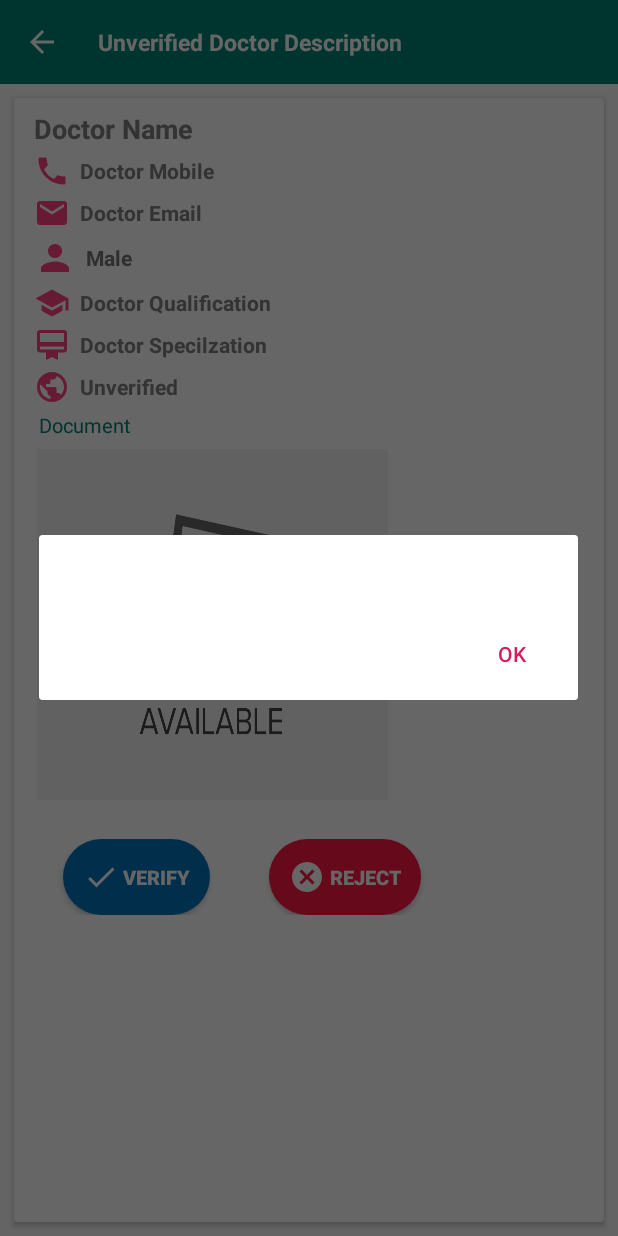
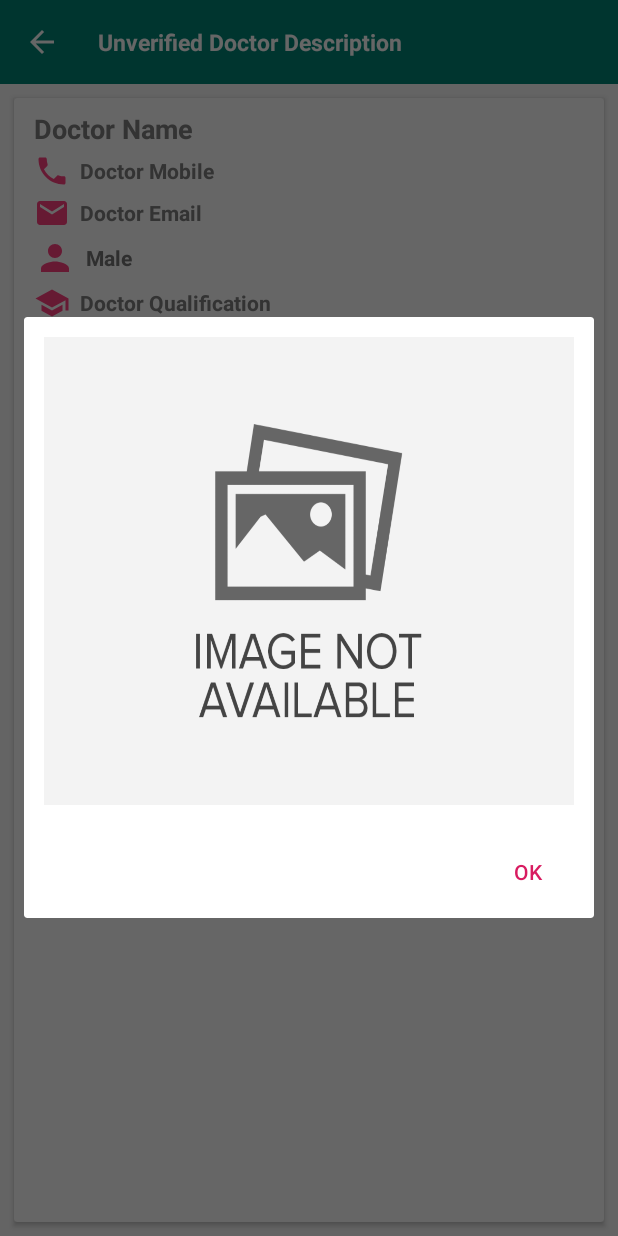
Before and after one commit to AshminKc/doctor360, an Android app: the PendingDoctorDescriptionActivity screen opened directly, with no data from a screen before it, after a tap on "Doctor360", on a phone screen of 412 x 824 dp. Run offline under Robolectric (Android 15) with nearby library versions, the light colour scheme and no system bars; our stand-ins replace Picasso, sdp/ssp sizes; libraries missing offline, so code that uses them is left out: com.cazaea.sweetalert, com.thecode.aestheticdialogs; pictures from the network do not load; 10 statements that could not run were skipped.

Commit message:
image zoom issue fixed

```diff
--- a/app/src/main/java/com/example/doctor360/activity/PendingDoctorDescriptionActivity.java
+++ b/app/src/main/java/com/example/doctor360/activity/PendingDoctorDescriptionActivity.java
@@ -130,19 +130,23 @@ public class PendingDoctorDescriptionActivity extends AppCompatActivity {
             public void onClick(View view) {
                 ImageView imageView = new ImageView(PendingDoctorDescriptionActivity.this);
                 String docImage = pendingReceiveParams.getDocumentImage();
-                imageView.setImageResource(Integer.parseInt(docImage));
+                imageView.setImageResource(R.drawable.noimage);
 
                 AlertDialog.Builder builder = new AlertDialog.Builder(PendingDoctorDescriptionActivity.this);
+                builder.setView(imageView);
+                AlertDialog alertDialog = builder.create();
+                alertDialog.getWindow().setLayout(600,400);
                 LayoutInflater inflater = getLayoutInflater();
                 View dialogView = inflater.inflate(R.layout.image_zoom_dailog, null);
+
                 builder.setView(dialogView)
                         .setPositiveButton("OK", new DialogInterface.OnClickListener() {
                             @Override
                             public void onClick(DialogInterface dialog, int which) {
                                 dialog.dismiss();
                             }
-                        }).setView(imageView)
-                        .create().show();
+                        });
+                builder.show();
             }
         });
 
--- a/app/src/main/res/layout/image_zoom_dailog.xml
+++ b/app/src/main/res/layout/image_zoom_dailog.xml
@@ -1,14 +1,14 @@
 <?xml version="1.0" encoding="utf-8"?>
 <LinearLayout xmlns:android="http://schemas.android.com/apk/res/android"
     android:layout_width="match_parent"
-    android:layout_height="match_parent"
+    android:layout_height="@dimen/_270sdp"
     android:orientation="vertical">
 
         <ImageView
             android:layout_width="match_parent"
-            android:layout_height="match_parent"
-            android:padding="@dimen/_10sdp"
-            android:layout_margin="@dimen/_10sdp"
+            android:layout_height="@dimen/_250sdp"
+            android:padding="@dimen/_5sdp"
+            android:layout_margin="@dimen/_5sdp"
             android:id="@+id/dialogDocImage"
             android:contentDescription="@string/app_name"
             android:src="@drawable/noimage"
```
Also changed, not shown: app/src/main/java/com/example/doctor360/activity/VerifiedDoctorDescriptionActivity.java (+28 -0 lines), 1 other file.
